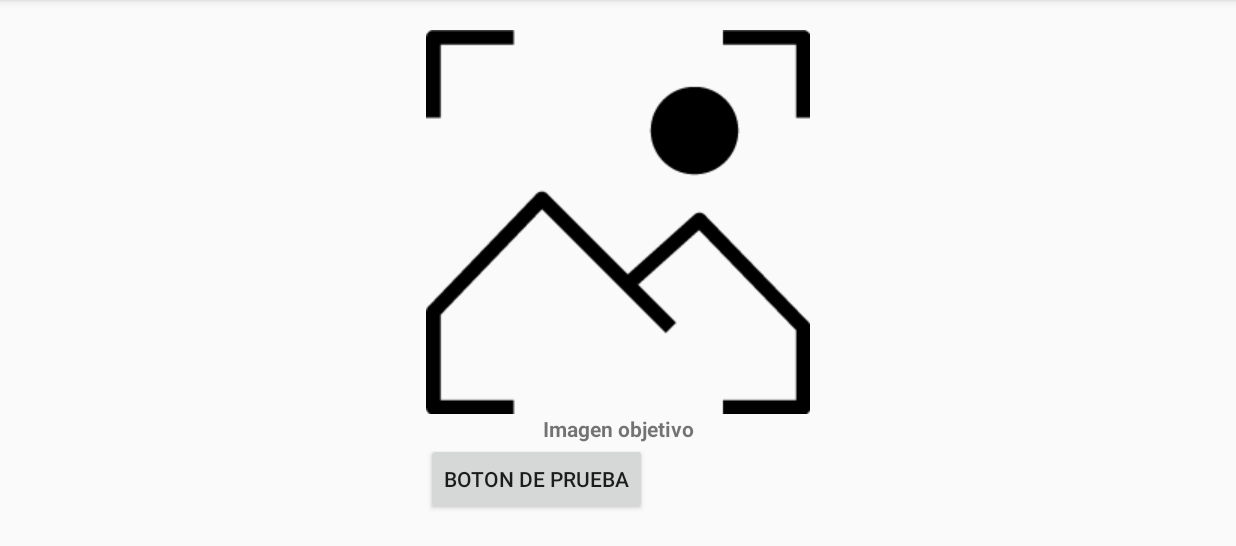
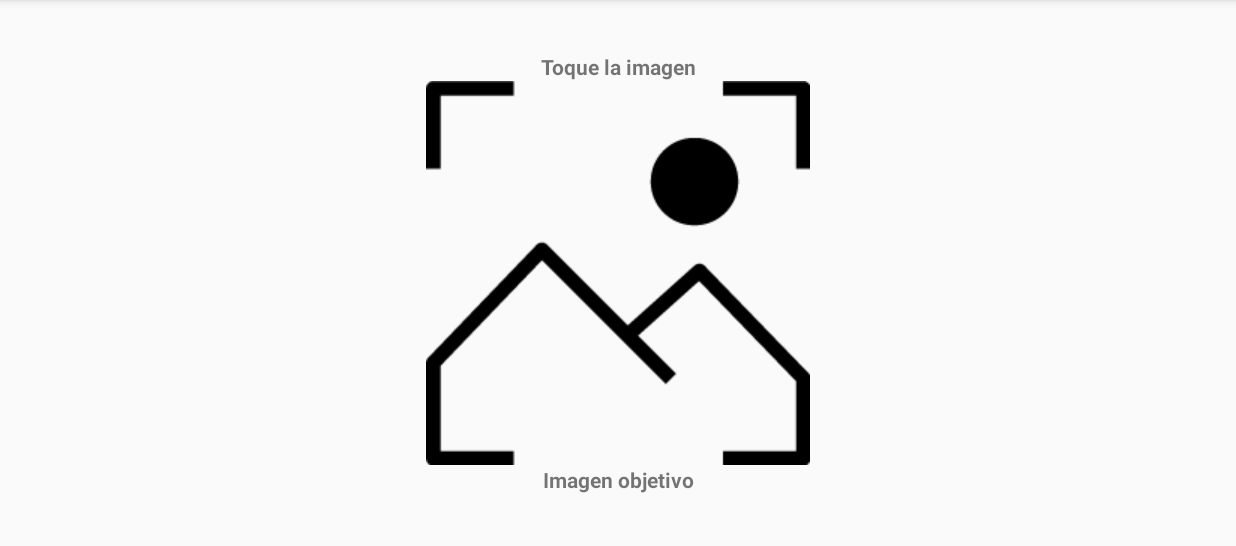
Before and after one commit to OscarTadeo/RA_Responsive, an Android app: the screen it shows after launch (MainActivity), on a phone screen of 824 x 412 dp (held sideways), the part 72-618 px from its top. Run offline under Robolectric (Android 15) with nearby library versions, the phone set to English and light mode, and no system bars; 1 statement that could not run was skipped.

```diff
--- a/vuforia-sdk-android-10-15-3/samples/Interactivo/Android/app/src/main/java/com/vuforia/engine/native_sample/MainActivity.kt
+++ b/vuforia-sdk-android-10-15-3/samples/Interactivo/Android/app/src/main/java/com/vuforia/engine/native_sample/MainActivity.kt
@@ -31,7 +31,7 @@ class MainActivity : AppCompatActivity() {
         setContentView(R.layout.activity_main)
 
 
-        // Encuentra el botón en el layout
+       /* // Encuentra el botón en el layout
         val btnCamera = findViewById<Button>(R.id.btnCamera)
         btnCamera.setOnClickListener {
             // Aquí se ejecuta el código cuando se hace clic en el botón
@@ -39,7 +39,7 @@ class MainActivity : AppCompatActivity() {
             // Por ejemplo, mostrar un mensaje o iniciar la cámara
             Toast.makeText(applicationContext, "Botón de cámara presionado", Toast.LENGTH_SHORT).show()
             // Lógica adicional para activar/desactivar la cámara AR
-        }
+        }*/
     }
 
 
--- a/vuforia-sdk-android-10-15-3/samples/Interactivo/Android/app/src/main/res/layout/activity_main.xml
+++ b/vuforia-sdk-android-10-15-3/samples/Interactivo/Android/app/src/main/res/layout/activity_main.xml
@@ -32,6 +32,15 @@
                 android:layout_height="wrap_content"
                 android:orientation="vertical">
 
+                <TextView
+                    android:id="@+id/instruccion"
+                    android:layout_width="match_parent"
+                    android:layout_height="wrap_content"
+                    android:textAlignment="center"
+                    android:textStyle="bold"
+                    android:text="@string/Instruccion"
+                    />
+
                 <ImageButton
                     android:id="@+id/btn_image_target"
                     android:layout_width="wrap_content"
@@ -52,11 +61,11 @@
                     android:text="@string/main_image_target_label"
                     />
 
-                <Button
+                <!--<Button
                     android:id="@+id/btnCamera"
                     android:layout_width="wrap_content"
                     android:layout_height="wrap_content"
-                    android:text="@string/Texto" />
+                    android:text="@string/Texto" />-->
 
 
             </LinearLayout>
--- a/vuforia-sdk-android-10-15-3/samples/Interactivo/Android/app/src/main/res/values/strings.xml
+++ b/vuforia-sdk-android-10-15-3/samples/Interactivo/Android/app/src/main/res/values/strings.xml
@@ -12,6 +12,8 @@
 
     <string name="Texto">Boton de prueba</string>
 
+    <string name="Instruccion">Toque la imagen</string>
+
     <string name="ok">OK</string>
     <string name="error_dialog_title">Vuforia error</string>
 </resources>
```
Also changed, not shown: vuforia-sdk-android-10-15-3/samples/Interactivo/Android/app/src/main/java/com/vuforia/engine/native_sample/VuforiaActivity.kt (+45 -3 lines), 1 other file.
